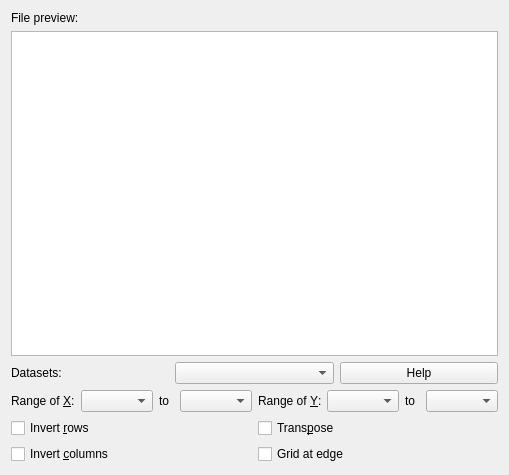
Before: the Qt Designer form ui/import_2d.ui in veusz/veusz, drawn with Qt 5.
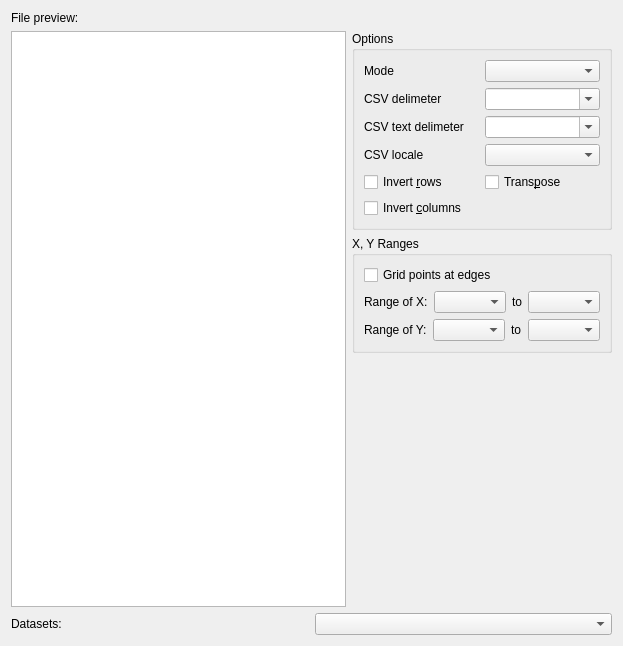
After: the same form once the commit is applied. Custom widgets are drawn as their Qt base class.

Commit message: Add CSV 2D import

What changed in the file:
```diff
--- a/ui/import_2d.ui
+++ b/ui/import_2d.ui
@@ -6,11 +6,11 @@
    <rect>
     <x>0</x>
     <y>0</y>
-    <width>509</width>
-    <height>475</height>
+    <width>623</width>
+    <height>646</height>
    </rect>
   </property>
-  <layout class="QVBoxLayout" name="verticalLayout">
+  <layout class="QVBoxLayout" name="verticalLayout_3">
    <item>
     <widget class="QLabel" name="label_9">
      <property name="text">
@@ -19,6 +19,8 @@
     </widget>
    </item>
    <item>
+    <layout class="QHBoxLayout" name="horizontalLayout_2" stretch="3,2">
+     <item>
     <widget class="QTextEdit" name="twod_previewedit">
      <property name="lineWrapMode">
       <enum>QTextEdit::NoWrap</enum>
@@ -29,36 +31,121 @@
     </widget>
    </item>
    <item>
-    <layout class="QHBoxLayout" name="horizontalLayout_2">
+      <layout class="QVBoxLayout" name="verticalLayout_2">
      <item>
-      <widget class="QLabel" name="label_20">
+        <widget class="QGroupBox" name="twodoptionsgrp">
+         <property name="title">
+          <string>Options</string>
+         </property>
+         <layout class="QGridLayout" name="gridLayout">
+          <item row="1" column="1">
+           <widget class="HistoryCombo" name="twod_csvdelim">
+            <property name="editable">
+             <bool>true</bool>
+            </property>
+           </widget>
+          </item>
+          <item row="4" column="0">
+           <widget class="HistoryCheck" name="twod_invertrowscheck">
        <property name="text">
-        <string>Datasets:</string>
+             <string>Invert &amp;rows</string>
        </property>
       </widget>
      </item>
-     <item>
-      <widget class="HistoryCombo" name="twod_datasetsedit">
+          <item row="2" column="1">
+           <widget class="HistoryCombo" name="twod_csvtextdelim">
+            <property name="editable">
+             <bool>true</bool>
+            </property>
+           </widget>
+          </item>
+          <item row="2" column="0">
+           <widget class="QLabel" name="label_3">
+            <property name="text">
+             <string>CSV text delimeter</string>
+            </property>
+           </widget>
+          </item>
+          <item row="0" column="1">
+           <widget class="HistoryValueCombo" name="twod_mode">
        <property name="toolTip">
         <string>A space separated list of dataset names to import from the file</string>
        </property>
       </widget>
      </item>
-     <item>
-      <widget class="QPushButton" name="twod_helpbutton">
+          <item row="5" column="0">
+           <widget class="HistoryCheck" name="twod_invertcolscheck">
        <property name="text">
-        <string>Help</string>
+             <string>Invert &amp;columns</string>
+            </property>
+           </widget>
+          </item>
+          <item row="0" column="0">
+           <widget class="QLabel" name="label">
+            <property name="text">
+             <string>Mode</string>
+            </property>
+           </widget>
+          </item>
+          <item row="4" column="1">
+           <widget class="HistoryCheck" name="twod_transposecheck">
+            <property name="toolTip">
+             <string>Transpose rows and columns</string>
+            </property>
+            <property name="text">
+             <string>Trans&amp;pose</string>
+            </property>
+           </widget>
+          </item>
+          <item row="1" column="0">
+           <widget class="QLabel" name="label_2">
+            <property name="text">
+             <string>CSV delimeter</string>
+            </property>
+           </widget>
+          </item>
+          <item row="3" column="0">
+           <widget class="QLabel" name="label_4">
+            <property name="text">
+             <string>CSV locale</string>
+            </property>
+           </widget>
+          </item>
+          <item row="3" column="1">
+           <widget class="HistoryValueCombo" name="twod_csvlocale">
+            <property name="toolTip">
+             <string>Numerical format of numbers in file:
+ System - what this computer is set to use
+ English - format 123,456.78
+ European - format 123.456,78</string>
        </property>
       </widget>
      </item>
     </layout>
+        </widget>
    </item>
    <item>
-    <layout class="QHBoxLayout" name="horizontalLayout">
+        <widget class="QGroupBox" name="twodrangegrp">
+         <property name="title">
+          <string>X, Y Ranges</string>
+         </property>
+         <layout class="QVBoxLayout" name="verticalLayout">
+          <item>
+           <widget class="HistoryCheck" name="twod_gridatedge">
+            <property name="toolTip">
+             <string>The centres of the pixels are given in the top row and the left column</string>
+            </property>
+            <property name="text">
+             <string>Grid points at edges</string>
+            </property>
+           </widget>
+          </item>
+          <item>
+           <layout class="QHBoxLayout" name="horizontalLayout_3">
      <item>
       <widget class="QLabel" name="label_15">
        <property name="text">
-        <string>Range of &amp;X:</string>
+               <string>Range of X:</string>
        </property>
        <property name="buddy">
         <cstring>twod_xminedit</cstring>
@@ -86,10 +173,14 @@
        </property>
       </widget>
      </item>
+           </layout>
+          </item>
+          <item>
+           <layout class="QHBoxLayout" name="horizontalLayout">
      <item>
       <widget class="QLabel" name="label_18">
        <property name="text">
-        <string>Range of &amp;Y:</string>
+               <string>Range of Y:</string>
        </property>
        <property name="buddy">
         <cstring>twod_yminedit</cstring>
@@ -119,39 +210,39 @@
      </item>
     </layout>
    </item>
-   <item>
-    <layout class="QGridLayout" name="gridLayout">
-     <item row="0" column="0">
-      <widget class="HistoryCheck" name="twod_invertrowscheck">
-       <property name="text">
-        <string>Invert &amp;rows</string>
-       </property>
-      </widget>
-     </item>
-     <item row="0" column="1">
-      <widget class="HistoryCheck" name="twod_transposecheck">
-       <property name="toolTip">
-        <string>Transpose rows and columns</string>
-       </property>
-       <property name="text">
-        <string>Trans&amp;pose</string>
-       </property>
-      </widget>
-     </item>
-     <item row="1" column="0">
-      <widget class="HistoryCheck" name="twod_invertcolscheck">
+         </layout>
+        </widget>
+       </item>
+       <item>
+        <spacer name="verticalSpacer">
+         <property name="orientation">
+          <enum>Qt::Vertical</enum>
+         </property>
+         <property name="sizeHint" stdset="0">
+          <size>
+           <width>20</width>
+           <height>40</height>
+          </size>
+         </property>
+        </spacer>
+       </item>
+      </layout>
+     </item>
+    </layout>
+   </item>
+   <item>
+    <layout class="QHBoxLayout" name="horizontalLayout_4">
+     <item>
+      <widget class="QLabel" name="label_20">
        <property name="text">
-        <string>Invert &amp;columns</string>
+        <string>Datasets:</string>
        </property>
       </widget>
      </item>
-     <item row="1" column="1">
-      <widget class="HistoryCheck" name="twod_gridatedge">
+     <item>
+      <widget class="HistoryCombo" name="twod_datasetsedit">
        <property name="toolTip">
-        <string>The centres of the pixels are given in the top row and the left column</string>
-       </property>
-       <property name="text">
-        <string>Grid at edge</string>
+        <string>A space separated list of dataset names to import from the file</string>
        </property>
       </widget>
      </item>
@@ -170,6 +261,11 @@
    <extends>QCheckBox</extends>
    <header>historycheck.h</header>
   </customwidget>
+  <customwidget>
+   <class>HistoryValueCombo</class>
+   <extends>QComboBox</extends>
+   <header>historyvaluecombo.h</header>
+  </customwidget>
  </customwidgets>
  <resources/>
  <connections/>
```
Left out of the diff: 2 changed lines with no effect on the pictures. Lines whose indentation alone changed are shown as unchanged. The commit also changes 7 other files.
